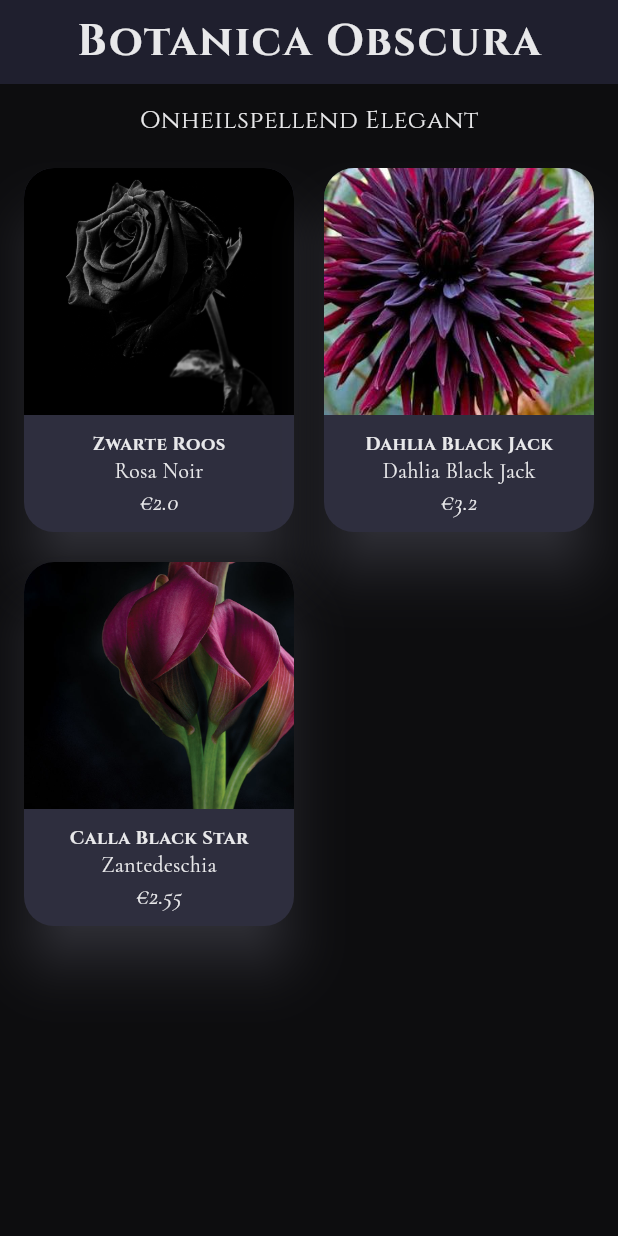
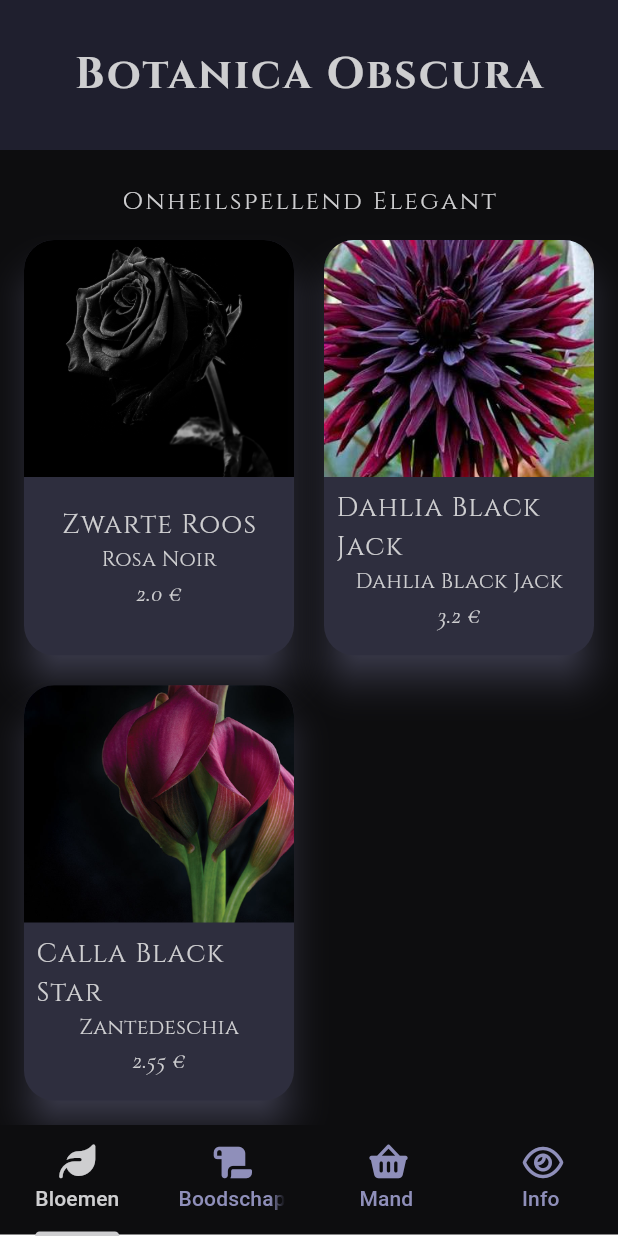
Before and after one commit to annemievdc/flowershop, a Flutter app: the screen it shows after launch, on a phone screen of 412 x 824 dp. Run offline on Flutter 3.47's test engine with Material 3 defaults, Android fonts, the phone set to English and light mode, and no system bars; our stand-ins replace font_awesome_flutter.

Commit message:
bloem toevoegen aan cart

```diff
--- a/lib/main.dart
+++ b/lib/main.dart
@@ -1,9 +1,27 @@
-import 'package:flowershop/screens/homepage.dart';
+import 'package:flowershop/views/flower_page.dart';
+import 'package:flowershop/theme/app_text_styles.dart';
 import 'package:flowershop/theme/app_theme.dart';
 import 'package:flutter/material.dart';
+import 'package:flowershop/views/cart_page.dart';
+import 'package:flowershop/views/message_page.dart';
+import 'package:flowershop/views/info_page.dart';
+import 'package:font_awesome_flutter/font_awesome_flutter.dart';
 
 void main() {
-  runApp(const FlowerApp());
+  runApp(const AppRoot());
+}
+
+class AppRoot extends StatelessWidget {
+  const AppRoot({super.key});
+
+  @override
+  Widget build(BuildContext context) {
+    return MaterialApp(
+      debugShowCheckedModeBanner: false,
+      theme: AppTheme.darkTheme,
+      home: const FlowerApp(),
+    );
+  }
 }
 
 class FlowerApp extends StatelessWidget {
@@ -11,12 +29,35 @@ class FlowerApp extends StatelessWidget {
 
   @override
   Widget build(BuildContext context) {
-    return MaterialApp(
-      debugShowCheckedModeBanner: false,
-      theme: AppTheme.darkTheme,
+    return DefaultTabController(
+      length: 4,
+      child: Scaffold(
+        appBar: AppBar(
+          toolbarHeight: 100,
+          title: Padding(
+            padding: const EdgeInsets.all(16.0),
+            child: Text(
+              'Botanica Obscura',
+              style: AppTextStyles.title(context),
+            ),
+          ),
+        ),
+        bottomNavigationBar: TabBar(
+          indicatorColor: AppTheme.boneWhite,
+          labelColor: AppTheme.boneWhite,
+          unselectedLabelColor: AppTheme.mutedPurple,
+          tabs: [
+            Tab(icon: Icon(FontAwesomeIcons.leaf), text: "Bloemen"),
+            Tab(icon: Icon(FontAwesomeIcons.scroll), text: "Boodschap"),
+            Tab(icon: Icon(FontAwesomeIcons.basketShopping), text: "Mand"),
+            Tab(icon: Icon(FontAwesomeIcons.eye), text: "Info"),
+          ],
+        ),
 
-      title: 'Botanica Obscura',
-      home: const HomePage(),
+        body: TabBarView(
+          children: [FlowerPage(), MessagePage(), CartPage(), InfoPage()],
+        ),
+      ),
     );
   }
 }
--- /dev/null
+++ b/lib/models/cart_item.dart
@@ -0,0 +1,12 @@
+import 'flower.dart';
+
+class CartItem {
+  final Flower flower;
+  int quantity;
+
+  CartItem({required this.flower, this.quantity = 1});
+
+  double get totalPrice {
+    return flower.price * quantity;
+  }
+}
--- a/lib/screens/homepage.dart
+++ /dev/null
@@ -1,52 +0,0 @@
-import 'package:flutter/material.dart';
-
-import '../data/flower_data.dart';
-import '../theme/app_text_styles.dart';
-import '../widgets/flower_card.dart';
-
-class HomePage extends StatelessWidget {
-  const HomePage({super.key});
-
-  @override
-  Widget build(BuildContext context) {
-    return Scaffold(
-      appBar: AppBar(
-        title: Text('Botanica Obscura', style: AppTextStyles.title(context)),
-      ),
-      body: Padding(
-        padding: const EdgeInsets.all(12),
-        child: Column(
-          crossAxisAlignment: CrossAxisAlignment.start,
-          children: [
-            Center(
-              child: Text(
-                'Onheilspellend Elegant',
-                style: AppTextStyles.subtitle(context),
-                maxLines: 1,
-              ),
-            ),
-
-            const SizedBox(height: 16),
-
-            Expanded(
-              child: GridView.builder(
-                itemCount: flowers.length,
-                gridDelegate: const SliverGridDelegateWithFixedCrossAxisCount(
-                  crossAxisCount: 2,
-                  crossAxisSpacing: 12, //tussen de kaarten
-                  mainAxisSpacing: 12, //tussen de rijen
-                  childAspectRatio: 0.75, //width : height
-                ),
-                itemBuilder: (context, index) {
-                  final flower = flowers[index];
-
-                  return FlowerCard(flower: flower);
-                },
-              ),
-            ),
-          ],
-        ),
-      ),
-    );
-  }
-}
--- a/lib/theme/app_text_styles.dart
+++ b/lib/theme/app_text_styles.dart
@@ -1,14 +1,15 @@
 import 'package:flutter/material.dart';
 import 'app_theme.dart';
 
+//titels
 class AppTextStyles {
   static TextStyle title(BuildContext context) {
     return TextStyle(
       fontFamily: 'Cinzel',
+      fontWeight: FontWeight.bold,
       fontSize: MediaQuery.of(context).size.width * 0.07,
-      fontWeight: FontWeight.w800,
       color: AppTheme.boneWhite,
-      letterSpacing: 1.3,
+      letterSpacing: 1.5,
     );
   }
 
@@ -16,28 +17,35 @@ class AppTextStyles {
     return TextStyle(
       fontFamily: 'Cinzel',
       fontSize: MediaQuery.of(context).size.width * 0.04,
-      fontWeight: FontWeight.w400,
       color: AppTheme.boneWhite,
-      letterSpacing: 0.5,
+      letterSpacing: 1.6,
     );
   }
 
   static TextStyle cardtitle(BuildContext context) {
     return TextStyle(
       fontFamily: 'Cinzel',
-      fontSize: MediaQuery.of(context).size.width * 0.03,
-      fontWeight: FontWeight.w600,
+      fontSize: 18,
+      color: AppTheme.boneWhite,
+      letterSpacing: 0.8,
+    );
+  }
+
+  static TextStyle cardsubtitle(BuildContext context) {
+    return TextStyle(
+      fontFamily: 'Cinzel',
+      fontSize: 14,
+      fontStyle: FontStyle.normal,
       color: AppTheme.boneWhite,
     );
   }
 
+  //gewone tekst
   static TextStyle body(BuildContext context) {
     return TextStyle(
       fontFamily: 'Cormorant',
       fontSize: MediaQuery.of(context).size.width * 0.035,
-      fontWeight: FontWeight.w400,
       color: AppTheme.boneWhite,
-      height: 1.3,
     );
   }
 
@@ -45,10 +53,8 @@ class AppTextStyles {
     return TextStyle(
       fontFamily: 'Cormorant',
       fontSize: MediaQuery.of(context).size.width * 0.04,
-      fontWeight: FontWeight.w400,
       fontStyle: FontStyle.italic,
       color: AppTheme.boneWhite,
-      height: 1.3,
     );
   }
 }
--- a/lib/theme/app_theme.dart
+++ b/lib/theme/app_theme.dart
@@ -5,9 +5,9 @@ class AppTheme {
   static const Color richBlack = Color(0xFF0D0D0F);
   static const Color charcoal = Color(0xFF1F1F2E);
   static const Color darkSlate = Color(0xFF2E2E3E);
-  static const Color mutedPurple = Color(0xFF4B4B6E);
+  static const Color mutedPurple = Color.fromARGB(255, 143, 143, 186);
   static const Color stoneGray = Color(0xFF7A7A8C);
-  static const Color boneWhite = Color(0xFFE8E8EA);
+  static const Color boneWhite = Color.fromARGB(255, 206, 206, 208);
 
   //dark theme
   static ThemeData darkTheme = ThemeData(
--- /dev/null
+++ b/lib/viewmodels/cart_view_model.dart
@@ -0,0 +1,33 @@
+import 'package:flowershop/models/cart_item.dart';
+
+import '../models/flower.dart';
+
+class CartViewModel {
+  final List<CartItem> cart = [];
+
+  void addFlower(Flower flower) {
+    //zoek waar de bloem met id x in de lijst zit, vergelijk op id.
+    final index = cart.indexWhere((item) => item.flower.id == flower.id);
+    if (index == -1) //-1 is niks gevonden...
+    {
+      cart.add(CartItem(flower: flower));
+    } else {
+      cart[index].quantity++;
+    }
+  }
+
+  void removeFlower(Flower flower) {
+    final index = cart.indexWhere((item) => item.flower.id == flower.id);
+    if (index == -1)
+      return; //doe niks
+    else {
+      cart.removeAt(index);
+    }
+  }
+
+  int quantityFor(Flower flower) {
+    final index = cart.indexWhere((item) => item.flower.id == flower.id);
+    if (index == -1) return 0;
+    return cart[index].quantity;
+  }
+}
--- /dev/null
+++ b/lib/views/cart_page.dart
@@ -0,0 +1,48 @@
+import 'package:flowershop/theme/app_text_styles.dart';
+import 'package:flutter/material.dart';
+
+class CartPage extends StatelessWidget {
+  const CartPage({super.key});
+
+  @override
+  Widget build(BuildContext context) {
+    return Scaffold(
+      body: Padding(
+        padding: const EdgeInsets.all(12),
+        child: Column(
+          children: [
+            Padding(
+              padding: const EdgeInsets.all(10.0),
+              child: Center(
+                child: Text(
+                  'Selectie',
+                  style: AppTextStyles.subtitle(context),
+                  maxLines: 1,
+                ),
+              ),
+            ),
+
+            Expanded(
+              child: ListView.builder(
+                itemCount: 12,
+                scrollDirection: Axis.vertical,
+
+                itemBuilder: (context, index) {
+                  return Padding(
+                    padding: const EdgeInsets.all(8.0),
+                    child: Container(
+                      height: 50,
+                      width: double.infinity,
+                      color: Colors.green,
+                      child: Text("Item vd cart"),
+                    ),
+                  );
+                },
+              ),
+            ),
+          ],
+        ),
+      ),
+    );
+  }
+}
--- /dev/null
+++ b/lib/views/flower_page.dart
@@ -0,0 +1,71 @@
+import 'package:flowershop/viewmodels/cart_view_model.dart';
+import 'package:flutter/material.dart';
+
+import '../data/flower_data.dart';
+import '../theme/app_text_styles.dart';
+import '../widgets/flower_card.dart';
+
+class FlowerPage extends StatefulWidget {
+  const FlowerPage({super.key});
+
+  @override
+  State<FlowerPage> createState() => _FlowerPageState();
+}
+
+class _FlowerPageState extends State<FlowerPage> {
+  final CartViewModel cartViewModel = CartViewModel();
+
+  @override
+  Widget build(BuildContext context) {
+    return Scaffold(
+      body: Padding(
+        padding: const EdgeInsets.all(12),
+        child: Column(
+          children: [
+            Padding(
+              padding: const EdgeInsets.all(10.0),
+              child: Center(
+                child: Text(
+                  'Onheilspellend Elegant',
+                  style: AppTextStyles.subtitle(context),
+                  maxLines: 1,
+                ),
+              ),
+            ),
+
+            Expanded(
+              child: GridView.builder(
+                itemCount: flowers.length,
+                gridDelegate: const SliverGridDelegateWithFixedCrossAxisCount(
+                  crossAxisCount: 2, //2 per rij
+                  crossAxisSpacing: 12, //tussen de kaarten
+                  mainAxisSpacing: 12, //tussen de rijen
+                  childAspectRatio:
+                      0.66, //width : height , hoe kleiner hoe langer de kaart
+                ),
+                itemBuilder: (context, index) {
+                  final flower = flowers[index];
+
+                  return FlowerCard(
+                    flower: flower,
+                    quantity: cartViewModel.quantityFor(flower),
+                    onAdd: () {
+                      setState(() {
+                        cartViewModel.addFlower(flower);
+                      });
+                    },
+                    onRemove: () {
+                      setState(() {
+                        cartViewModel.removeFlower(flower);
+                      });
+                    },
+                  );
+                },
+              ),
+            ),
+          ],
+        ),
+      ),
+    );
+  }
+}
--- /dev/null
+++ b/lib/views/info_page.dart
@@ -0,0 +1,10 @@
+import 'package:flutter/material.dart';
+
+class InfoPage extends StatelessWidget {
+  const InfoPage({super.key});
+
+  @override
+  Widget build(BuildContext context) {
+    return Container(color: Colors.blue, height: 500, width: double.infinity);
+  }
+}
--- /dev/null
+++ b/lib/views/message_page.dart
@@ -0,0 +1,10 @@
+import 'package:flutter/material.dart';
+
+class MessagePage extends StatelessWidget {
+  const MessagePage({super.key});
+
+  @override
+  Widget build(BuildContext context) {
+    return Container(color: Colors.yellow, height: 500, width: double.infinity);
+  }
+}
--- a/lib/widgets/flower_card.dart
+++ b/lib/widgets/flower_card.dart
@@ -1,49 +1,123 @@
 import 'package:flowershop/theme/app_text_styles.dart';
 import 'package:flowershop/theme/app_theme.dart';
 import 'package:flutter/material.dart';
+import 'package:font_awesome_flutter/font_awesome_flutter.dart';
 import '../models/flower.dart';
 
 class FlowerCard extends StatelessWidget {
   final Flower flower;
-  const FlowerCard({super.key, required this.flower});
+  final int quantity;
+  final VoidCallback onAdd;
+  final VoidCallback onRemove;
+
+  const FlowerCard({
+    super.key,
+    required this.flower,
+    this.quantity = 0,
+    required this.onAdd,
+    required this.onRemove,
+  });
 
   @override
   Widget build(BuildContext context) {
-    return Card(
+    return InkWell(
+      borderRadius: BorderRadius.circular(20),
+      onTap: onAdd,
+      child: Card(
+        shape: RoundedRectangleBorder(borderRadius: BorderRadius.circular(20)),
+
         color: AppTheme.darkSlate,
-      shadowColor: AppTheme.stoneGray,
-      elevation: 15,
-      shape: RoundedRectangleBorder(
-        borderRadius: BorderRadiusGeometry.circular(20),
-      ),
-      clipBehavior:
-          Clip.antiAlias, //snijdt de foto af om in de widget te passen
-
+        elevation: 10,
+        shadowColor: AppTheme.mutedPurple,
         child: Column(
-        children: [
+          crossAxisAlignment: CrossAxisAlignment.start,
+          children: <Widget>[
             Expanded(
-            child: Image.asset(
-              height: 300,
+              flex: 4,
+              child: ClipRRect(
+                borderRadius: BorderRadius.vertical(top: Radius.circular(20)),
+                child: SizedBox(
                   width: double.infinity,
-              flower.imageUrl,
-              fit: BoxFit.cover,
+                  child: Image.asset(flower.imageUrl, fit: BoxFit.cover),
                 ),
               ),
-          Padding(
-            padding: EdgeInsets.all(10),
+            ),
+            Expanded(
+              flex: 3,
+              child: Container(
+                width: double.infinity,
+                padding: EdgeInsets.all(8),
                 child: Column(
+                  crossAxisAlignment: CrossAxisAlignment.center,
+                  mainAxisAlignment: MainAxisAlignment.center,
                   children: [
                     Text(
                       flower.commonName,
                       style: AppTextStyles.cardtitle(context),
                     ),
-                Text(flower.scientificName, style: AppTextStyles.body(context)),
-                Text('€${flower.price}', style: AppTextStyles.italic(context)),
+                    Text(
+                      flower.scientificName,
+                      style: AppTextStyles.cardsubtitle(context),
+                    ),
+                    Text(
+                      '${flower.price} €',
+                      style: AppTextStyles.italic(context),
+                    ),
+                    SizedBox(height: 10),
+                    // -----------------AANTAL BLOEMEN------------------------------------------
+                    if (quantity > 0)
+                      SizedBox(
+                        height: 20,
+
+                        child: Row(
+                          mainAxisAlignment: MainAxisAlignment.center,
+                          children: [
+                            InkWell(
+                              borderRadius: BorderRadius.circular(20),
+                              onTap: onRemove,
+
+                              child: const Padding(
+                                padding: EdgeInsets.all(4),
+                                child: Icon(
+                                  FontAwesomeIcons.circleMinus,
+                                  size: 16,
+                                ),
+                              ),
+                            ),
+
+                            Padding(
+                              padding: const EdgeInsets.symmetric(
+                                horizontal: 10,
+                              ),
+
+                              child: Text(
+                                '$quantity',
+                                style: AppTextStyles.cardsubtitle(context),
+                              ),
+                            ),
+
+                            InkWell(
+                              borderRadius: BorderRadius.circular(20),
+                              onTap: onAdd,
+
+                              child: const Padding(
+                                padding: EdgeInsets.all(4),
+                                child: Icon(
+                                  FontAwesomeIcons.circlePlus,
+                                  size: 16,
+                                ),
+                              ),
+                            ),
                           ],
                         ),
                       ),
                   ],
                 ),
+              ),
+            ),
+          ],
+        ),
+      ),
     );
   }
 }
--- a/pubspec.yaml
+++ b/pubspec.yaml
@@ -9,6 +9,7 @@ environment:
 dependencies:
   flutter:
     sdk: flutter
+  font_awesome_flutter : ^10.7.0
 
 dev_dependencies:
   flutter_test:
```
Also changed, not shown: pubspec.lock. Lines whose indentation alone changed are shown as unchanged.
